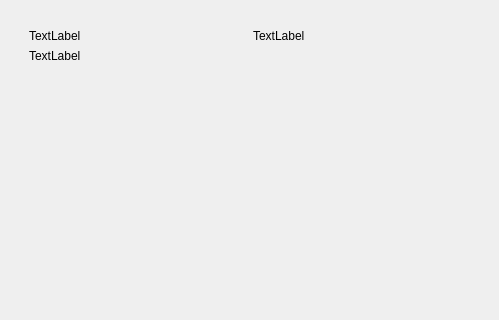
This is src/ui/widget_creater_dialog.ui in ligerr13/PE_Spectroradiometer as Qt 5 draws it before an edit; both pictures show x 0 to 499 and y 0 to 320 of the 499 by 689 pixel window. The edited form follows.
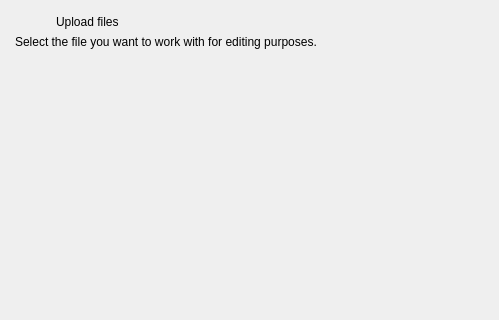
This is the edited form. Icons and pictures are not drawn.

Commit message: Moved to separated files

Diff of the .ui file:
```diff
--- a/src/ui/widget_creater_dialog.ui
+++ b/src/ui/widget_creater_dialog.ui
@@ -17,27 +17,63 @@
    <item>
     <widget class="QWidget" name="widget" native="true">
      <layout class="QVBoxLayout" name="verticalLayout">
+      <property name="leftMargin">
+       <number>2</number>
+      </property>
+      <property name="topMargin">
+       <number>2</number>
+      </property>
+      <property name="rightMargin">
+       <number>2</number>
+      </property>
+      <property name="bottomMargin">
+       <number>2</number>
+      </property>
       <item>
        <widget class="QWidget" name="widget_2" native="true">
         <layout class="QGridLayout" name="gridLayout">
+         <property name="leftMargin">
+          <number>2</number>
+         </property>
+         <property name="topMargin">
+          <number>2</number>
+         </property>
+         <property name="rightMargin">
+          <number>2</number>
+         </property>
+         <property name="bottomMargin">
+          <number>2</number>
+         </property>
          <item row="0" column="1">
           <widget class="QLabel" name="label_2">
            <property name="text">
-            <string>TextLabel</string>
+            <string>Upload files</string>
            </property>
           </widget>
          </item>
          <item row="0" column="0">
           <widget class="QLabel" name="label">
+           <property name="maximumSize">
+            <size>
+             <width>35</width>
+             <height>35</height>
+            </size>
+           </property>
            <property name="text">
-            <string>TextLabel</string>
+            <string/>
+           </property>
+           <property name="pixmap">
+            <pixmap>../../resources/icons/new-document.png</pixmap>
+           </property>
+           <property name="scaledContents">
+            <bool>true</bool>
            </property>
           </widget>
          </item>
-         <item row="1" column="0">
+         <item row="1" column="0" colspan="2">
           <widget class="QLabel" name="label_3">
            <property name="text">
-            <string>TextLabel</string>
+            <string>Select the file you want to work with for editing purposes.</string>
            </property>
           </widget>
          </item>
```
The commit also changes 2 other files.
